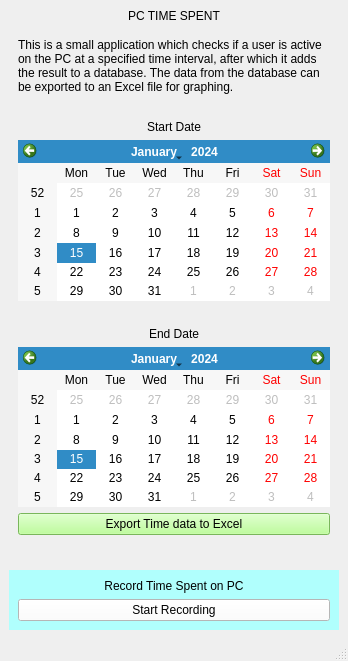
Above: user_interface.ui from m-julian/cs50_final before the change. Below: the same form after it.
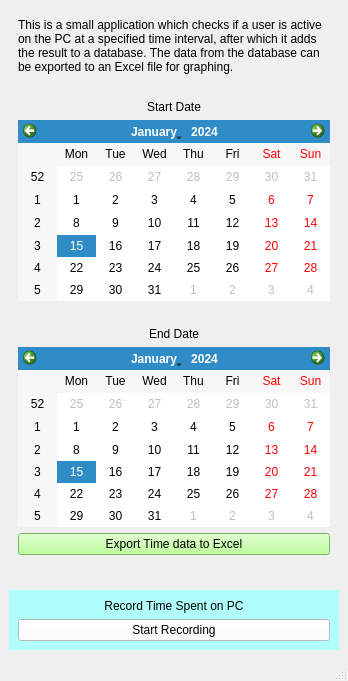
That is the form after the change.

```diff
--- a/user_interface.ui
+++ b/user_interface.ui
@@ -7,7 +7,7 @@
     <x>0</x>
     <y>0</y>
     <width>348</width>
-    <height>661</height>
+    <height>681</height>
    </rect>
   </property>
   <property name="windowTitle">
@@ -15,16 +15,6 @@
   </property>
   <widget class="QWidget" name="centralwidget">
    <layout class="QVBoxLayout" name="verticalLayout">
-    <item>
-     <widget class="QLabel" name="label_3">
-      <property name="text">
-       <string>PC TIME SPENT</string>
-      </property>
-      <property name="alignment">
-       <set>Qt::AlignCenter</set>
-      </property>
-     </widget>
-    </item>
     <item>
      <widget class="QWidget" name="widget_2" native="true">
       <property name="autoFillBackground">
```
